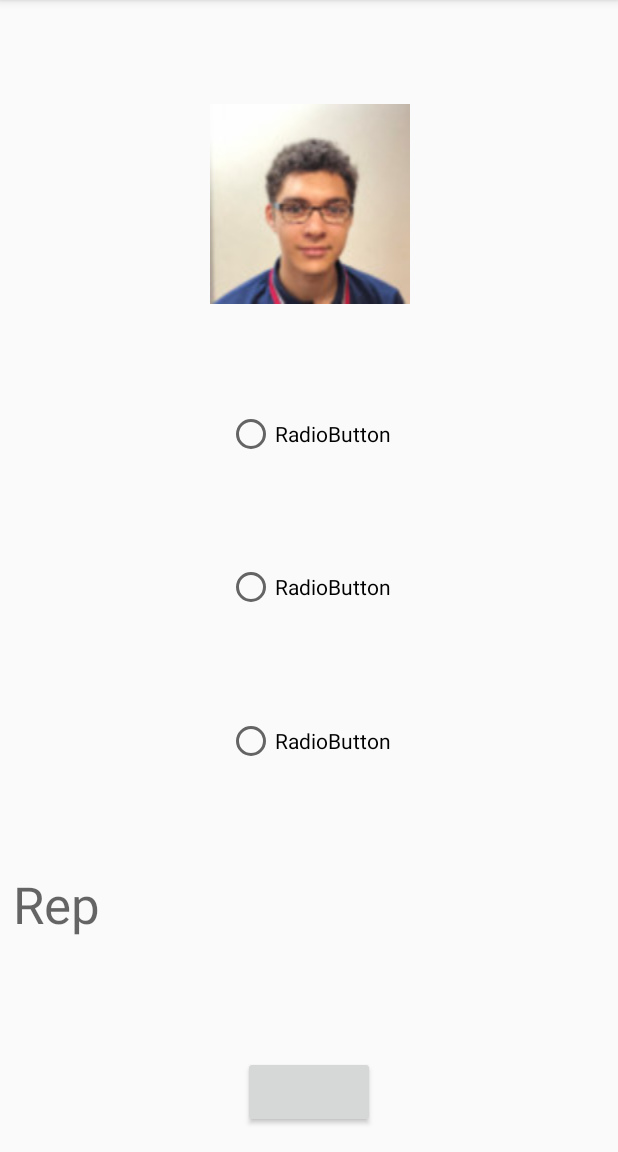
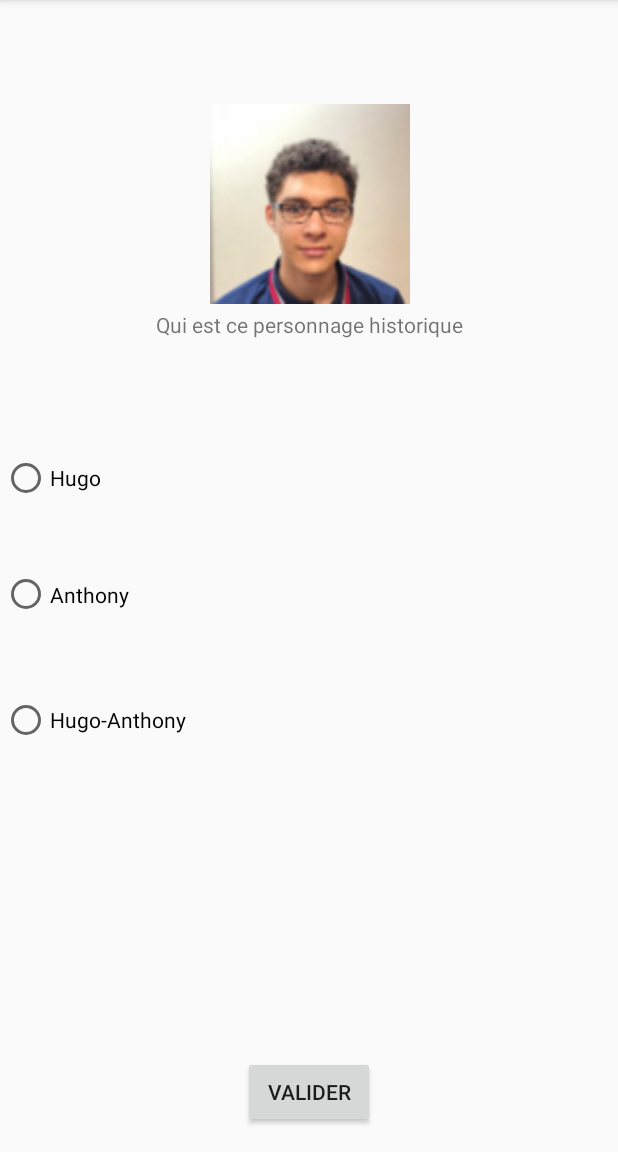
Before and after one commit to J4ckyLIM/Flash_Card, an Android app: the GameActivity screen opened directly, with no data from a screen before it, on a phone screen of 412 x 824 dp, the part 84-1236 px from its top. Run offline under Robolectric (Android 15) with nearby library versions, the phone set to English and light mode, and no system bars.

Commit message:
Feat: game logic implemented

```diff
--- a/app/src/main/java/com/example/flash_card/DifficultyChooserActivity.java
+++ b/app/src/main/java/com/example/flash_card/DifficultyChooserActivity.java
@@ -2,12 +2,14 @@ package com.example.flash_card;
 
 import androidx.appcompat.app.AppCompatActivity;
 
+import android.content.Intent;
 import android.os.Bundle;
 import android.util.DisplayMetrics;
 import android.view.Gravity;
 import android.view.View;
 import android.view.Window;
 import android.view.WindowManager;
+import android.widget.Button;
 
 public class DifficultyChooserActivity extends AppCompatActivity {
 
@@ -31,7 +33,14 @@ public class DifficultyChooserActivity extends AppCompatActivity {
 
         getWindow().setAttributes(params);
 
-
+        Button facile = findViewById(R.id.easyRadioButton);
+        facile.setOnClickListener(new View.OnClickListener() {
+            @Override
+            public void onClick(View v) {
+                Intent facile = new Intent(DifficultyChooserActivity.this, GameActivity.class);
+                startActivity(facile);
+            }
+        });
         findViewById(R.id.returnButton).setOnClickListener(new View.OnClickListener() {
             @Override
             public void onClick(View v) {
--- a/app/src/main/java/com/example/flash_card/GameActivity.java
+++ b/app/src/main/java/com/example/flash_card/GameActivity.java
@@ -36,19 +36,28 @@ public class GameActivity extends AppCompatActivity {
         Question.setImageResource(card.image);
 
         TextView  Quizz = findViewById(R.id.QuestionTextView);
+        Quizz.setText(card.question);
 
         RadioButton numero_1 = findViewById(R.id.Reponse1);
+        numero_1.setText(card.reponse1);
 
         RadioButton numero_2 = findViewById(R.id.Reponse2);
+        numero_2.setText(card.reponse2);
+
 
         RadioButton numero_3 = findViewById(R.id.Reponse3);
+        numero_3.setText(card.reponse3);
+
+        final TextView Reponse = findViewById(R.id.RepTextView);
+
 
         Button validate = findViewById(R.id.ValidateButton);
         validate.setOnClickListener(new View.OnClickListener() {
             @Override
             public void onClick(View v) {
              Intent ValIntent = new Intent(GameActivity.this, GameActivity.class);
-             ValIntent.putExtra("aRep" , card.reponse);
+             Reponse.setText(card.reponse);
+
 
 
                 //finish
--- a/app/src/main/res/layout/activity_game.xml
+++ b/app/src/main/res/layout/activity_game.xml
@@ -27,69 +27,64 @@
         app:layout_constraintTop_toBottomOf="@+id/SuiviTextView"
         app:srcCompat="@drawable/ic_launcher_background" />
 
-    <RadioButton
-        android:id="@+id/Reponse1"
-        android:layout_width="wrap_content"
-        android:layout_height="wrap_content"
-        android:text="RadioButton"
-        app:layout_constraintBottom_toTopOf="@+id/Reponse2"
-        app:layout_constraintEnd_toEndOf="parent"
-        app:layout_constraintHorizontal_bias="0.5"
-        app:layout_constraintStart_toStartOf="parent"
-        app:layout_constraintTop_toBottomOf="@+id/PhotoQuizz" />
-
-    <RadioButton
-        android:id="@+id/Reponse2"
-        android:layout_width="wrap_content"
-        android:layout_height="wrap_content"
-        android:text="RadioButton"
-        app:layout_constraintBottom_toTopOf="@+id/Reponse3"
-        app:layout_constraintEnd_toEndOf="parent"
-        app:layout_constraintHorizontal_bias="0.5"
-        app:layout_constraintStart_toStartOf="parent"
-        app:layout_constraintTop_toBottomOf="@+id/Reponse1" />
-
-    <RadioButton
-        android:id="@+id/Reponse3"
-        android:layout_width="wrap_content"
-        android:layout_height="wrap_content"
-        android:text="RadioButton"
-        app:layout_constraintBottom_toTopOf="@+id/RepTextView"
-        app:layout_constraintEnd_toEndOf="parent"
-        app:layout_constraintHorizontal_bias="0.5"
-        app:layout_constraintStart_toStartOf="parent"
-        app:layout_constraintTop_toBottomOf="@+id/Reponse2" />
-
     <TextView
         android:id="@+id/RepTextView"
         android:layout_width="395dp"
         android:layout_height="53dp"
-        android:text="Rep"
-        android:textAppearance="@style/TextAppearance.AppCompat.Display1"
+        android:gravity="center"
+        android:textAppearance="@style/TextAppearance.AppCompat.Body1"
         app:layout_constraintBottom_toTopOf="@+id/ValidateButton"
         app:layout_constraintEnd_toEndOf="parent"
         app:layout_constraintHorizontal_bias="0.5"
         app:layout_constraintStart_toStartOf="parent"
-        app:layout_constraintTop_toBottomOf="@+id/Reponse3" />
+        tools:text="Rep" />
 
     <Button
         android:id="@+id/ValidateButton"
         android:layout_width="wrap_content"
         android:layout_height="wrap_content"
         android:layout_marginBottom="16dp"
+        android:text="Valider"
         app:layout_constraintBottom_toBottomOf="parent"
         app:layout_constraintEnd_toEndOf="parent"
-        app:layout_constraintStart_toStartOf="parent"
-        tools:text="Valider" />
+        app:layout_constraintStart_toStartOf="parent" />
 
     <TextView
         android:id="@+id/QuestionTextView "
-        android:layout_width="270dp"
-        android:layout_height="43dp"
+        android:layout_width="384dp"
+        android:layout_height="27dp"
         android:gravity="center"
-        android:textAppearance="@style/TextAppearance.AppCompat.Display1"
+        android:textAppearance="@style/TextAppearance.AppCompat.Small"
         app:layout_constraintEnd_toEndOf="parent"
         app:layout_constraintStart_toStartOf="parent"
         app:layout_constraintTop_toBottomOf="@+id/PhotoQuizz"
         tools:text="Question" />
+
+    <RadioGroup
+        android:layout_width="410dp"
+        android:layout_height="275dp"
+        app:layout_constraintBottom_toTopOf="@+id/RepTextView"
+        app:layout_constraintEnd_toEndOf="parent"
+        app:layout_constraintStart_toStartOf="parent"
+        app:layout_constraintTop_toBottomOf="@+id/QuestionTextView "
+        app:layout_constraintVertical_bias="0.36">
+
+        <RadioButton
+            android:id="@+id/Reponse1"
+            android:layout_width="match_parent"
+            android:layout_height="73dp"
+            android:text="RadioButton" />
+
+        <RadioButton
+            android:id="@+id/Reponse2"
+            android:layout_width="match_parent"
+            android:layout_height="82dp"
+            android:text="RadioButton" />
+
+        <RadioButton
+            android:id="@+id/Reponse3"
+            android:layout_width="match_parent"
+            android:layout_height="85dp"
+            android:text="RadioButton" />
+    </RadioGroup>
 </androidx.constraintlayout.widget.ConstraintLayout>
```
